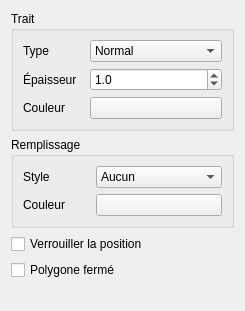
The window that sources/ui/shapegraphicsitempropertieswidget.ui (qelectrotech/qelectrotech-source-mirror) describes before a commit, drawn with Qt 5.
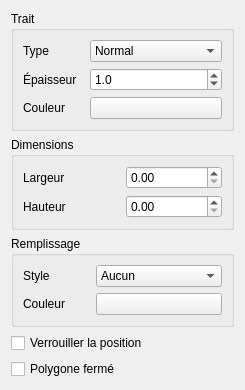
The same window after the commit. Custom widgets are drawn as their Qt base class.

Commit message: Add numeric width/height fields to QetShapeItem's properties widget

Diff of the .ui file:
```diff
--- a/sources/ui/shapegraphicsitempropertieswidget.ui
+++ b/sources/ui/shapegraphicsitempropertieswidget.ui
@@ -115,6 +115,67 @@
      </layout>
     </widget>
    </item>
+   <item>
+    <widget class="QGroupBox" name="m_dimensions_gb">
+     <property name="title">
+      <string>Dimensions</string>
+     </property>
+     <layout class="QGridLayout" name="gridLayout_3">
+      <item row="0" column="0">
+       <widget class="QLabel" name="label_6">
+        <property name="text">
+         <string>Largeur</string>
+        </property>
+       </widget>
+      </item>
+      <item row="0" column="1">
+       <widget class="QDoubleSpinBox" name="m_width_dsb">
+        <property name="maximumSize">
+         <size>
+          <width>16777212</width>
+          <height>16777215</height>
+         </size>
+        </property>
+        <property name="buttonSymbols">
+         <enum>QAbstractSpinBox::UpDownArrows</enum>
+        </property>
+        <property name="accelerated">
+         <bool>true</bool>
+        </property>
+        <property name="maximum">
+         <double>99999.000000000000000</double>
+        </property>
+       </widget>
+      </item>
+      <item row="1" column="0">
+       <widget class="QLabel" name="label_7">
+        <property name="text">
+         <string>Hauteur</string>
+        </property>
+       </widget>
+      </item>
+      <item row="1" column="1">
+       <widget class="QDoubleSpinBox" name="m_height_dsb">
+        <property name="maximumSize">
+         <size>
+          <width>16777212</width>
+          <height>16777215</height>
+         </size>
+        </property>
+        <property name="buttonSymbols">
+         <enum>QAbstractSpinBox::UpDownArrows</enum>
+        </property>
+        <property name="accelerated">
+         <bool>true</bool>
+        </property>
+        <property name="maximum">
+         <double>99999.000000000000000</double>
+        </property>
+       </widget>
+      </item>
+     </layout>
+    </widget>
+   </item>
    <item>
     <widget class="QGroupBox" name="m_filling_gb">
      <property name="title">
```
The commit also changes 1 other file.
